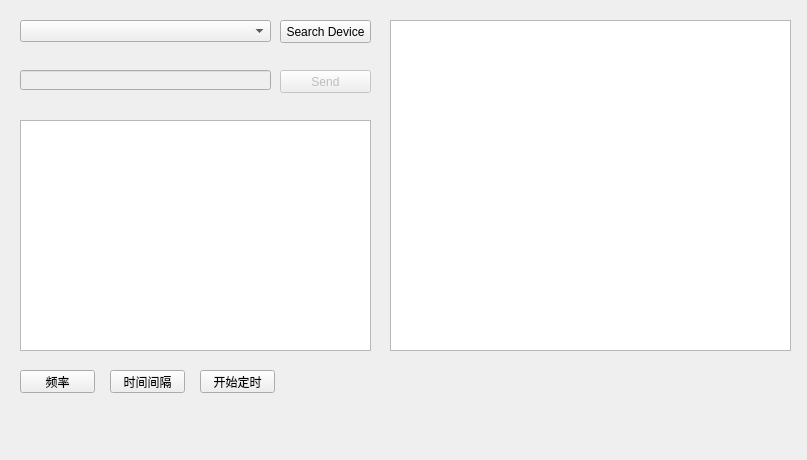
shuanglengyunji/DeviceOpr, file Visadll/widget.ui: the form before one commit.
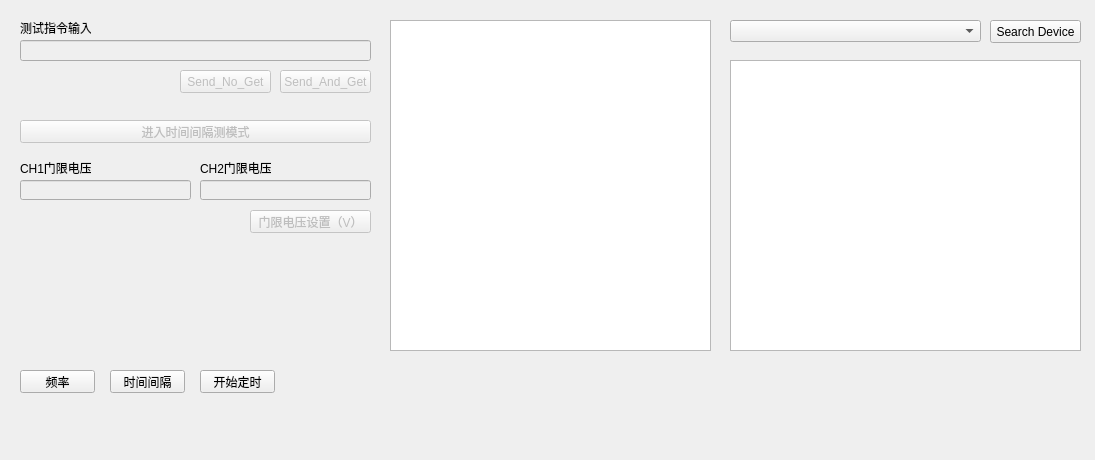
The form after the commit.

Commit message: 转入正常工作界面开发

What changed in the file:
```diff
--- a/Visadll/widget.ui
+++ b/Visadll/widget.ui
@@ -9,7 +9,7 @@
    <rect>
     <x>0</x>
     <y>0</y>
-    <width>807</width>
+    <width>1095</width>
     <height>460</height>
    </rect>
   </property>
@@ -19,7 +19,7 @@
   <widget class="QPushButton" name="bt_Search">
    <property name="geometry">
     <rect>
-     <x>280</x>
+     <x>990</x>
      <y>20</y>
      <width>91</width>
      <height>23</height>
@@ -32,7 +32,7 @@
   <widget class="QComboBox" name="comboBox">
    <property name="geometry">
     <rect>
-     <x>20</x>
+     <x>730</x>
      <y>20</y>
      <width>251</width>
      <height>22</height>
@@ -42,14 +42,14 @@
   <widget class="QListWidget" name="listWidget">
    <property name="geometry">
     <rect>
-     <x>390</x>
-     <y>20</y>
-     <width>401</width>
-     <height>331</height>
+     <x>730</x>
+     <y>60</y>
+     <width>351</width>
+     <height>291</height>
     </rect>
    </property>
   </widget>
-  <widget class="QPushButton" name="bt_SendCMD">
+  <widget class="QPushButton" name="bt_SendCMD_Get">
    <property name="enabled">
     <bool>false</bool>
    </property>
@@ -62,7 +62,7 @@
     </rect>
    </property>
    <property name="text">
-    <string>Send</string>
+    <string>Send_And_Get</string>
    </property>
   </widget>
   <widget class="QLineEdit" name="lineEdit_Cmd">
@@ -72,9 +72,9 @@
    <property name="geometry">
     <rect>
      <x>20</x>
-     <y>70</y>
-     <width>251</width>
-     <height>20</height>
+     <y>40</y>
+     <width>351</width>
+     <height>21</height>
     </rect>
    </property>
   </widget>
@@ -84,10 +84,10 @@
    </property>
    <property name="geometry">
     <rect>
-     <x>20</x>
-     <y>120</y>
-     <width>351</width>
-     <height>231</height>
+     <x>390</x>
+     <y>20</y>
+     <width>321</width>
+     <height>331</height>
     </rect>
    </property>
    <property name="readOnly">
@@ -133,6 +133,119 @@
     <string>开始定时</string>
    </property>
   </widget>
+  <widget class="QPushButton" name="bt_SendCMD">
+   <property name="enabled">
+    <bool>false</bool>
+   </property>
+   <property name="geometry">
+    <rect>
+     <x>180</x>
+     <y>70</y>
+     <width>91</width>
+     <height>23</height>
+    </rect>
+   </property>
+   <property name="text">
+    <string>Send_No_Get</string>
+   </property>
+  </widget>
+  <widget class="QLineEdit" name="Voltage1">
+   <property name="enabled">
+    <bool>false</bool>
+   </property>
+   <property name="geometry">
+    <rect>
+     <x>20</x>
+     <y>180</y>
+     <width>171</width>
+     <height>20</height>
+    </rect>
+   </property>
+  </widget>
+  <widget class="QLineEdit" name="Voltage2">
+   <property name="enabled">
+    <bool>false</bool>
+   </property>
+   <property name="geometry">
+    <rect>
+     <x>200</x>
+     <y>180</y>
+     <width>171</width>
+     <height>20</height>
+    </rect>
+   </property>
+  </widget>
+  <widget class="QPushButton" name="Voltage_Set">
+   <property name="enabled">
+    <bool>false</bool>
+   </property>
+   <property name="geometry">
+    <rect>
+     <x>250</x>
+     <y>210</y>
+     <width>121</width>
+     <height>23</height>
+    </rect>
+   </property>
+   <property name="text">
+    <string>门限电压设置（V）</string>
+   </property>
+  </widget>
+  <widget class="QLabel" name="label_Gate1">
+   <property name="geometry">
+    <rect>
+     <x>20</x>
+     <y>160</y>
+     <width>71</width>
+     <height>16</height>
+    </rect>
+   </property>
+   <property name="text">
+    <string>CH1门限电压</string>
+   </property>
+  </widget>
+  <widget class="QLabel" name="label_Gate1_2">
+   <property name="geometry">
+    <rect>
+     <x>200</x>
+     <y>160</y>
+     <width>71</width>
+     <height>16</height>
+    </rect>
+   </property>
+   <property name="text">
+    <string>CH2门限电压</string>
+   </property>
+  </widget>
+  <widget class="QLabel" name="label_CMD">
+   <property name="geometry">
+    <rect>
+     <x>20</x>
+     <y>20</y>
+     <width>71</width>
+     <height>16</height>
+    </rect>
+   </property>
+   <property name="text">
+    <string>测试指令输入</string>
+   </property>
+  </widget>
+  <widget class="QPushButton" name="CMD_TINTerval">
+   <property name="enabled">
+    <bool>false</bool>
+   </property>
+   <property name="geometry">
+    <rect>
+     <x>20</x>
+     <y>120</y>
+     <width>351</width>
+     <height>23</height>
+    </rect>
+   </property>
+   <property name="text">
+    <string>进入时间间隔测模式</string>
+   </property>
+  </widget>
  </widget>
  <layoutdefault spacing="6" margin="11"/>
  <resources/>
```
The commit also changes 5 other files.
